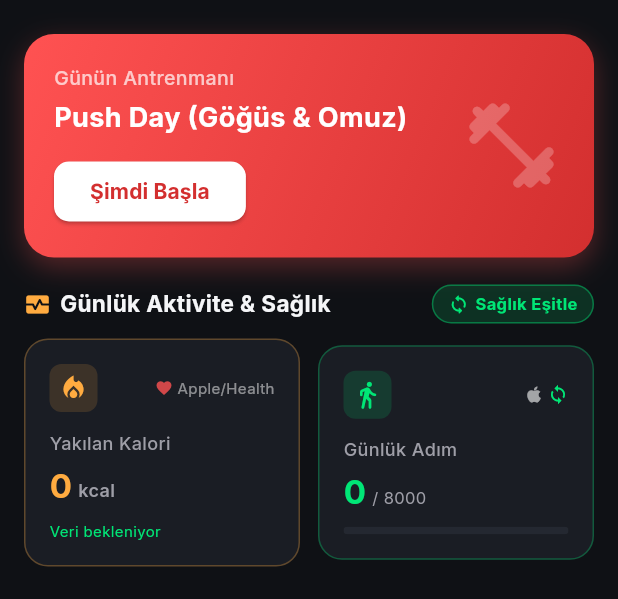
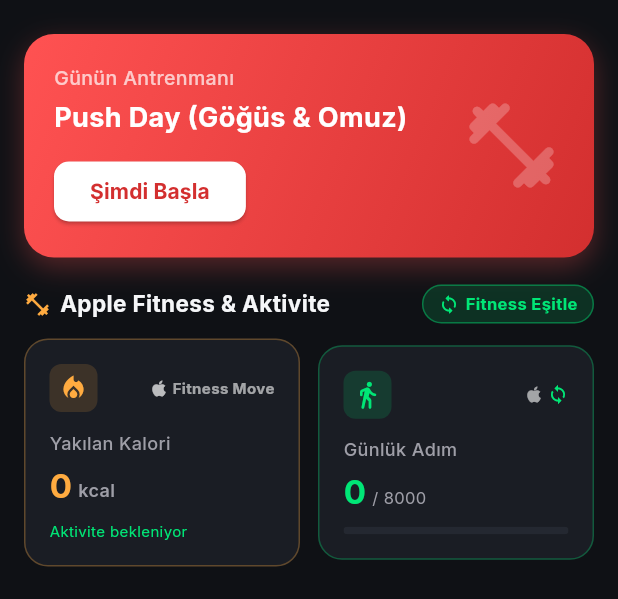
Before and after one commit to huseyincanli20/gymshark, a Flutter app: the screen it shows after launch, on a phone screen of 412 x 824 dp, the part 74-673 px from its top. Run offline on Flutter 3.47's test engine with Material 3 defaults, Android fonts, the phone set to English and light mode, and no system bars; our stand-ins replace fl_chart, google_fonts, image_picker, percent_indicator, shared_preferences; missing offline and left inert: dart:html, health, mobile_scanner; network calls fail.

Commit message:
feat: align branding and permissions directly with Apple Fitness (Move calories & steps)

```diff
--- a/lib/screens/home_screen.dart
+++ b/lib/screens/home_screen.dart
@@ -171,10 +171,10 @@
               children: [
                 const Row(
                   children: [
-                    Icon(Icons.monitor_heart_rounded, color: Colors.orangeAccent, size: 18),
+                    Icon(Icons.fitness_center, color: Colors.orangeAccent, size: 18),
                     SizedBox(width: 6),
                     Text(
-                      "Günlük Aktivite & Sağlık",
+                      "Apple Fitness & Aktivite",
                       style: TextStyle(fontWeight: FontWeight.bold, fontSize: 15),
                     ),
                   ],
@@ -201,7 +201,7 @@
                             : const Icon(Icons.sync_rounded, color: AppTheme.accent, size: 14),
                         const SizedBox(width: 4),
                         const Text(
-                          "Sağlık Eşitle",
+                          "Fitness Eşitle",
                           style: TextStyle(
                             color: AppTheme.accent,
                             fontSize: 11,
@@ -218,7 +218,7 @@
 
             Row(
               children: [
-                // 1. Günlük Yakılan Kalori Kartı
+                // 1. Günlük Yakılan Kalori Kartı (Apple Fitness Hareket / Move Kalorisi)
                 Expanded(
                   child: InkWell(
                     onTap: _triggerManualHealthSync,
@@ -246,11 +246,11 @@
                               ),
                               Row(
                                 children: [
-                                  Icon(Icons.favorite, size: 12, color: Colors.redAccent.withOpacity(0.8)),
-                                  const SizedBox(width: 3),
+                                  Icon(Icons.apple, size: 14, color: Colors.white.withOpacity(0.7)),
+                                  const SizedBox(width: 2),
                                   Text(
-                                    "Apple/Health",
-                                    style: TextStyle(color: Colors.white.withOpacity(0.5), fontSize: 10),
+                                    "Fitness Move",
+                                    style: TextStyle(color: Colors.white.withOpacity(0.6), fontSize: 10, fontWeight: FontWeight.bold),
                                   ),
                                 ],
                               ),
@@ -280,8 +280,8 @@
                           const SizedBox(height: 8),
                           Text(
                             profile.todayBurnedCalories > 0
-                                ? "Canlı Sağlık Verisi 🔥"
-                                : "Veri bekleniyor",
+                                ? "Fitness Halkası 🔥"
+                                : "Aktivite bekleniyor",
                             style: const TextStyle(fontSize: 10, color: AppTheme.accent),
                           ),
                         ],
```
Also changed, not shown: 1 other file.
